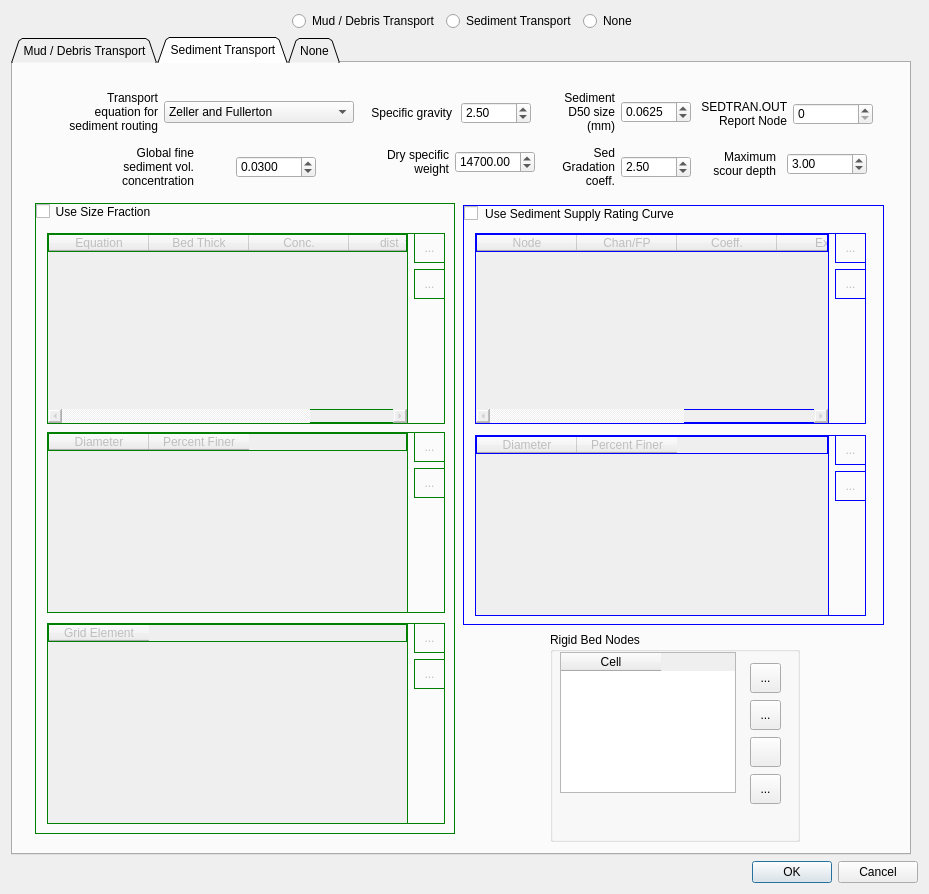
Old version of the form flo2d/ui/mud_and_sediment.ui in the repository FLO-2DSoftware/qgis-flo-2d-plugin.
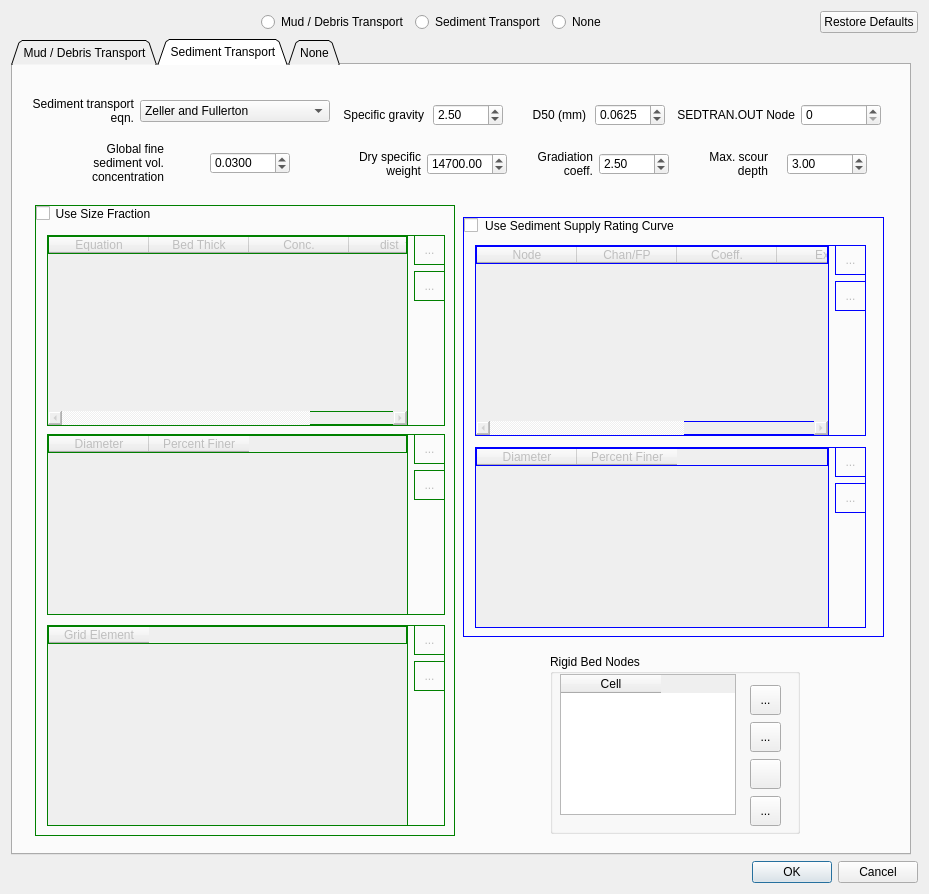
New version of the form. Icons and pictures are not drawn.

Commit message: Mud and sediment dialog restore defaults button

What changed in the file:
```diff
--- a/flo2d/ui/mud_and_sediment.ui
+++ b/flo2d/ui/mud_and_sediment.ui
@@ -35,6 +35,20 @@
    <bool>true</bool>
   </property>
   <layout class="QGridLayout" name="gridLayout_10">
+   <item row="3" column="0">
+    <layout class="QHBoxLayout" name="horizontalLayout_2">
+     <item>
+      <widget class="QDialogButtonBox" name="buttonBox">
+       <property name="orientation">
+        <enum>Qt::Horizontal</enum>
+       </property>
+       <property name="standardButtons">
+        <set>QDialogButtonBox::Cancel|QDialogButtonBox::Ok</set>
+       </property>
+      </widget>
+     </item>
+    </layout>
+   </item>
    <item row="0" column="0">
     <layout class="QHBoxLayout" name="horizontalLayout_29">
      <item>
@@ -42,9 +56,12 @@
        <property name="orientation">
         <enum>Qt::Horizontal</enum>
        </property>
+       <property name="sizeType">
+        <enum>QSizePolicy::Fixed</enum>
+       </property>
        <property name="sizeHint" stdset="0">
         <size>
-         <width>148</width>
+         <width>250</width>
          <height>20</height>
         </size>
        </property>
@@ -80,31 +97,33 @@
        <property name="orientation">
         <enum>Qt::Horizontal</enum>
        </property>
+       <property name="sizeType">
+        <enum>QSizePolicy::Fixed</enum>
+       </property>
        <property name="sizeHint" stdset="0">
         <size>
-         <width>148</width>
+         <width>150</width>
          <height>20</height>
         </size>
        </property>
       </spacer>
      </item>
+     <item>
+      <widget class="QPushButton" name="sed_transp_restore_defaults_btn">
+       <property name="sizePolicy">
+        <sizepolicy hsizetype="Fixed" vsizetype="Fixed">
+         <horstretch>0</horstretch>
+         <verstretch>0</verstretch>
+        </sizepolicy>
+       </property>
+       <property name="text">
+        <string>Restore Defaults</string>
+       </property>
+      </widget>
+     </item>
     </layout>
    </item>
    <item row="2" column="0">
-    <layout class="QHBoxLayout" name="horizontalLayout_2">
-     <item>
-      <widget class="QDialogButtonBox" name="buttonBox">
-       <property name="orientation">
-        <enum>Qt::Horizontal</enum>
-       </property>
-       <property name="standardButtons">
-        <set>QDialogButtonBox::Cancel|QDialogButtonBox::Ok</set>
-       </property>
-      </widget>
-     </item>
-    </layout>
-   </item>
-   <item row="1" column="0">
     <widget class="QTabWidget" name="mud_sediment_tabWidget">
      <property name="sizePolicy">
       <sizepolicy hsizetype="Fixed" vsizetype="Expanding">
@@ -516,11 +535,14 @@
                       </size>
                      </property>
                      <property name="decimals">
-                      <number>2</number>
+                      <number>0</number>
                      </property>
                      <property name="maximum">
                       <double>50000.000000000000000</double>
                      </property>
+                     <property name="value">
+                      <double>4285.000000000000000</double>
+                     </property>
                     </widget>
                    </item>
                   </layout>
@@ -699,11 +721,14 @@
                   </size>
                  </property>
                  <property name="decimals">
-                  <number>2</number>
+                  <number>0</number>
                  </property>
                  <property name="maximum">
                   <double>1000000.000000000000000</double>
                  </property>
+                 <property name="value">
+                  <double>4285.000000000000000</double>
+                 </property>
                 </widget>
                </item>
               </layout>
@@ -1269,12 +1294,12 @@
          </layout>
         </widget>
        </widget>
-       <widget class="QWidget" name="">
+       <widget class="QWidget" name="layoutWidget">
         <property name="geometry">
          <rect>
-          <x>30</x>
+          <x>0</x>
           <y>10</y>
-          <width>826</width>
+          <width>861</width>
           <height>111</height>
          </rect>
         </property>
@@ -1287,7 +1312,7 @@
               <widget class="QLabel" name="label_6">
                <property name="minimumSize">
                 <size>
-                 <width>100</width>
+                 <width>110</width>
                  <height>0</height>
                 </size>
                </property>
@@ -1298,7 +1323,7 @@
                 </size>
                </property>
                <property name="text">
-                <string>Transport equation for sediment routing</string>
+                <string>Sediment transport eqn.</string>
                </property>
                <property name="alignment">
                 <set>Qt::AlignRight|Qt::AlignTrailing|Qt::AlignVCenter</set>
@@ -1613,7 +1638,7 @@
                 </size>
                </property>
                <property name="text">
-                <string>Sediment D50 size (mm)</string>
+                <string>D50 (mm)</string>
                </property>
                <property name="alignment">
                 <set>Qt::AlignRight|Qt::AlignTrailing|Qt::AlignVCenter</set>
@@ -1665,7 +1690,7 @@
                </property>
                <property name="minimumSize">
                 <size>
-                 <width>70</width>
+                 <width>80</width>
                  <height>0</height>
                 </size>
                </property>
@@ -1676,7 +1701,7 @@
                 </size>
                </property>
                <property name="text">
-                <string>&lt;html&gt;&lt;head/&gt;&lt;body&gt;&lt;p&gt;Sed Gradation coeff.&lt;/p&gt;&lt;/body&gt;&lt;/html&gt;</string>
+                <string>Gradiation coeff.</string>
                </property>
                <property name="alignment">
                 <set>Qt::AlignRight|Qt::AlignTrailing|Qt::AlignVCenter</set>
@@ -1730,8 +1755,14 @@
                  <verstretch>0</verstretch>
                 </sizepolicy>
                </property>
+               <property name="minimumSize">
+                <size>
+                 <width>120</width>
+                 <height>0</height>
+                </size>
+               </property>
                <property name="text">
-                <string>&lt;html&gt;&lt;head/&gt;&lt;body&gt;&lt;p&gt;SEDTRAN.OUT Report Node&lt;/p&gt;&lt;/body&gt;&lt;/html&gt;</string>
+                <string>&lt;html&gt;&lt;head/&gt;&lt;body&gt;&lt;p&gt;SEDTRAN.OUT Node&lt;/p&gt;&lt;/body&gt;&lt;/html&gt;</string>
                </property>
                <property name="alignment">
                 <set>Qt::AlignRight|Qt::AlignTrailing|Qt::AlignVCenter</set>
@@ -1780,7 +1811,7 @@
                </property>
                <property name="minimumSize">
                 <size>
-                 <width>70</width>
+                 <width>80</width>
                  <height>0</height>
                 </size>
                </property>
@@ -1791,7 +1822,7 @@
                 </size>
                </property>
                <property name="text">
-                <string>Maximum scour depth</string>
+                <string>Max. scour depth</string>
                </property>
                <property name="alignment">
                 <set>Qt::AlignRight|Qt::AlignTrailing|Qt::AlignVCenter</set>
@@ -1835,7 +1866,7 @@
          </item>
         </layout>
        </widget>
-       <widget class="QWidget" name="">
+       <widget class="QWidget" name="layoutWidget">
         <property name="geometry">
          <rect>
           <x>439</x>
@@ -2176,13 +2207,13 @@
              <property name="minimumSize">
               <size>
                <width>250</width>
-               <height>210</height>
+               <height>180</height>
               </size>
              </property>
              <property name="maximumSize">
               <size>
                <width>250</width>
-               <height>210</height>
+               <height>180</height>
               </size>
              </property>
              <property name="title">
```
The commit also changes 7 other files.
